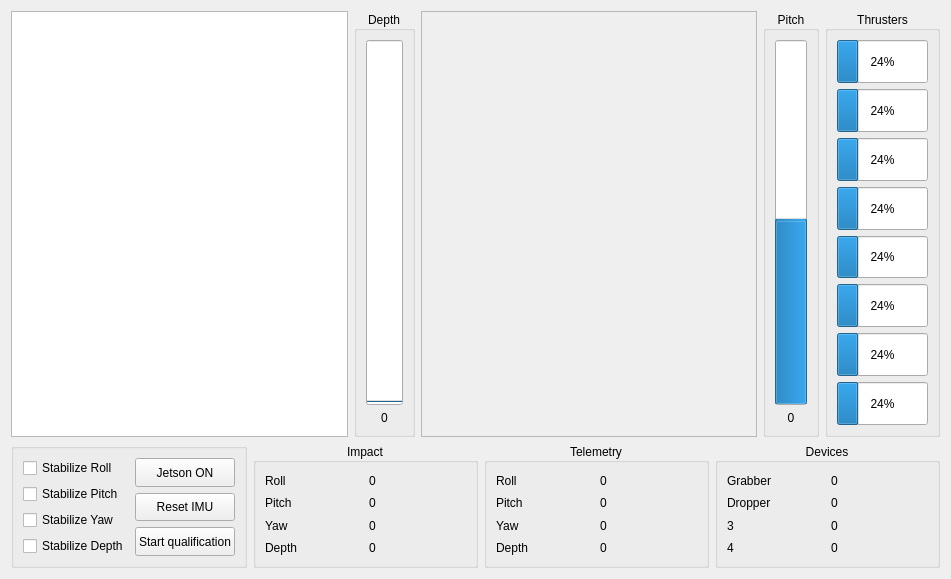
First picture: the form in rovmodewidget.ui, repository hydronautics-team/PoolsideGUI, before the edit.
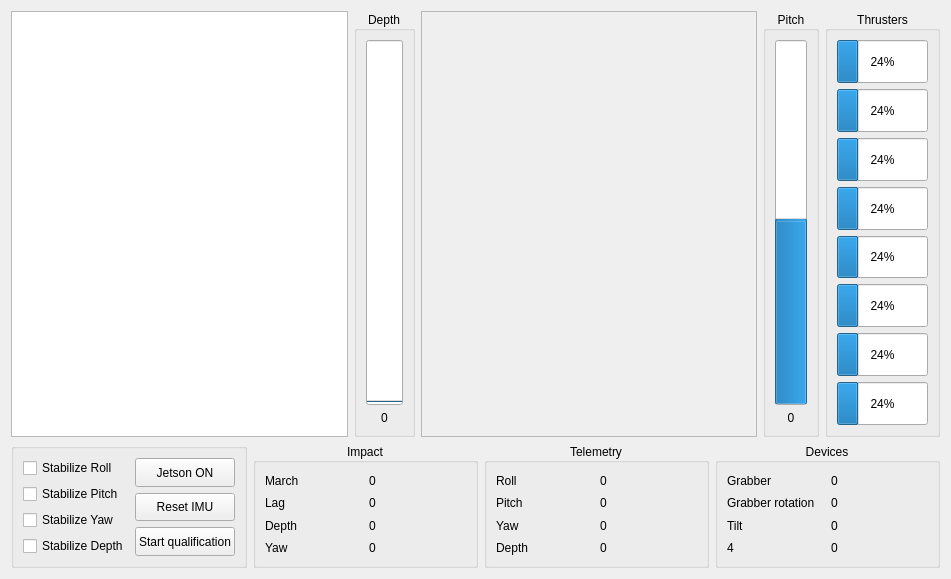
Second picture: the form after the edit. Custom widgets are drawn as their Qt base class.

```diff
--- a/rovmodewidget.ui
+++ b/rovmodewidget.ui
@@ -385,31 +385,31 @@
           <item>
            <widget class="QLabel" name="label_17">
             <property name="text">
-             <string>Roll</string>
+             <string>March</string>
             </property>
            </widget>
           </item>
           <item>
            <widget class="QLabel" name="label_18">
             <property name="text">
-             <string>Pitch</string>
+             <string>Lag</string>
             </property>
            </widget>
           </item>
           <item>
-           <widget class="QLabel" name="label_19">
-            <property name="text">
-             <string>Yaw</string>
-            </property>
-           </widget>
-          </item>
-          <item>
-           <widget class="QLabel" name="label_20">
+           <widget class="QLabel" name="label_depth_static">
             <property name="text">
              <string>Depth</string>
             </property>
            </widget>
           </item>
+          <item>
+           <widget class="QLabel" name="label_yaw_static">
+            <property name="text">
+             <string>Yaw</string>
+            </property>
+           </widget>
+          </item>
          </layout>
         </item>
         <item>
@@ -544,14 +544,14 @@
           <item>
            <widget class="QLabel" name="label_2">
             <property name="text">
-             <string>Dropper</string>
+             <string>Grabber rotation</string>
             </property>
            </widget>
           </item>
           <item>
            <widget class="QLabel" name="label_3">
             <property name="text">
-             <string>3</string>
+             <string>Tilt</string>
             </property>
            </widget>
           </item>
```
Left out of the diff: 18 changed lines with no effect on the pictures.
